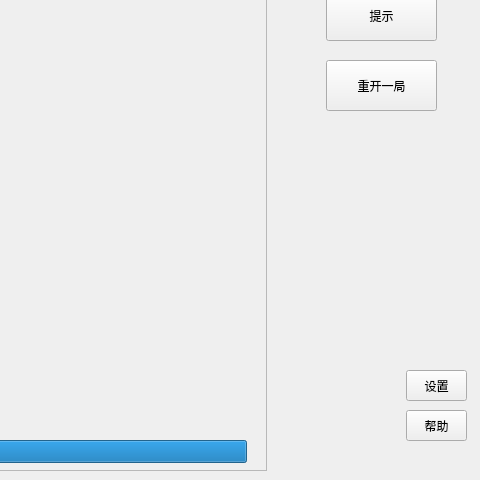
First picture: the form in happyLLK/mainwindow.ui, repository coding-ax/DeadLLK, before the edit; both pictures show x 784 to 1264 and y 200 to 680 of the 1264 by 680 pixel window.
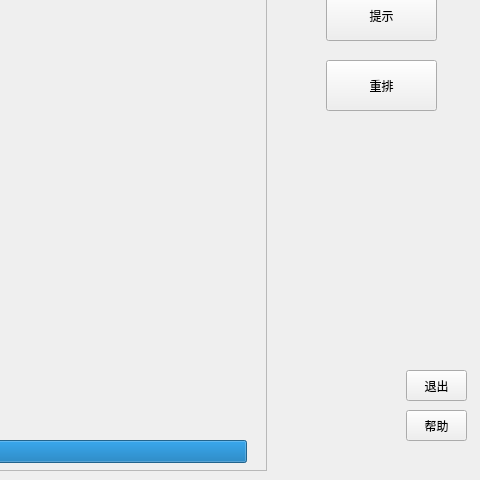
Second picture: the form after the edit. Icons and pictures are not drawn.

```diff
--- a/happyLLK/mainwindow.ui
+++ b/happyLLK/mainwindow.ui
@@ -71,7 +71,7 @@
      <string notr="true">background-image:url(:/new/prefix1/img/white.png)</string>
     </property>
     <property name="text">
-     <string>重开一局</string>
+     <string>重排</string>
     </property>
    </widget>
    <widget class="QPushButton" name="start_game_button">
@@ -121,7 +121,7 @@
      <string notr="true">background-image:url(:/new/prefix1/img/white.png)</string>
     </property>
     <property name="text">
-     <string>设置</string>
+     <string>退出</string>
     </property>
     <property name="default">
      <bool>false</bool>
```
Left out of the diff: 19 changed lines with no effect on the pictures.
